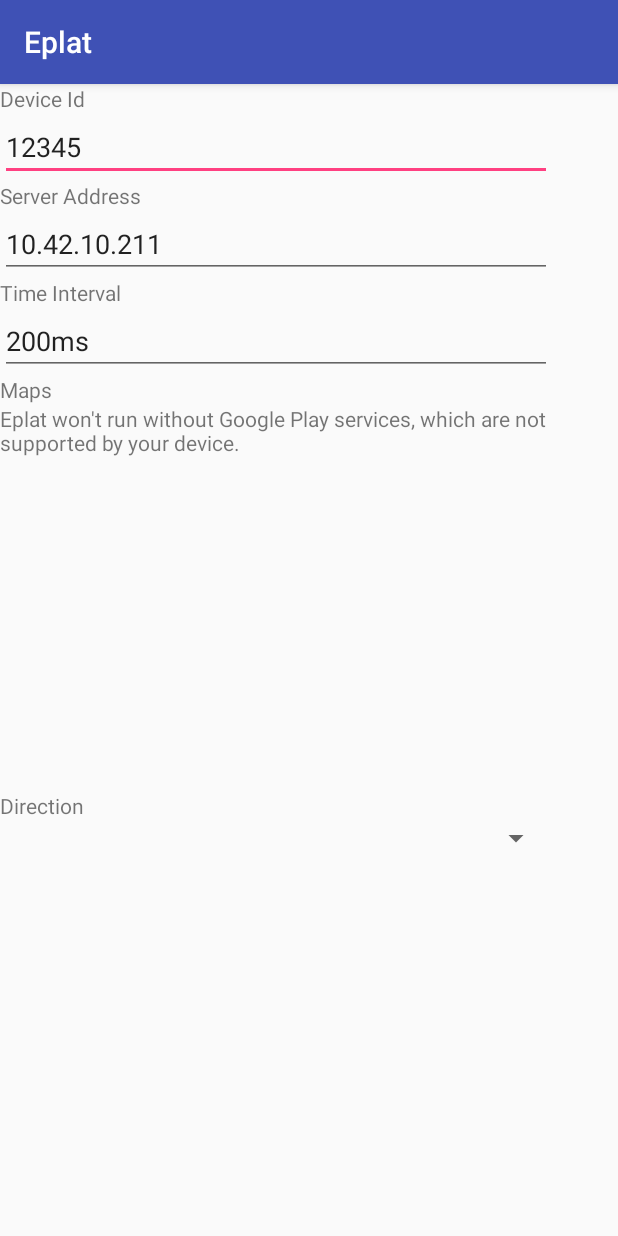
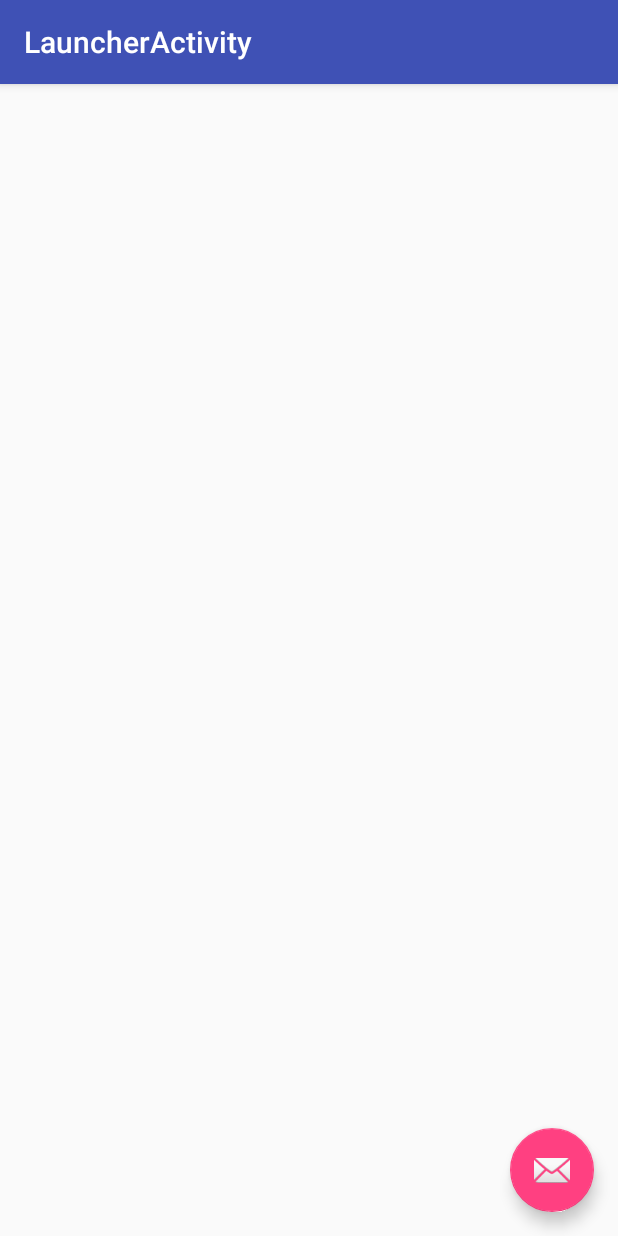
Before and after one commit to gtrdp/eplat2017, an Android app: the screen it shows after launch (MainActivity before the commit, LauncherActivity after it), on a phone screen of 412 x 824 dp. Run offline under Robolectric (Android 15) with nearby library versions, the phone set to English and light mode, and no system bars.

Commit message:
some new activities

```diff
--- a/Eplat/app/build.gradle
+++ b/Eplat/app/build.gradle
@@ -27,7 +27,8 @@
     })
     compile 'com.android.support:appcompat-v7:25.3.1'
     compile 'com.android.support.constraint:constraint-layout:1.0.2'
-    testCompile 'junit:junit:4.12'
     compile 'com.google.android.gms:play-services-maps:10.2.6'
     compile 'com.google.code.gson:gson:2.8.0'
+    compile 'com.android.support:design:25.3.1'
+    testCompile 'junit:junit:4.12'
 }
--- /dev/null
+++ b/Eplat/app/src/main/java/ugm/dteti/se/eplat/eplat/LauncherActivity.java
@@ -0,0 +1,29 @@
+package ugm.dteti.se.eplat.eplat;
+
+import android.os.Bundle;
+import android.support.design.widget.FloatingActionButton;
+import android.support.design.widget.Snackbar;
+import android.support.v7.app.AppCompatActivity;
+import android.support.v7.widget.Toolbar;
+import android.view.View;
+
+public class LauncherActivity extends AppCompatActivity {
+
+    @Override
+    protected void onCreate(Bundle savedInstanceState) {
+        super.onCreate(savedInstanceState);
+        setContentView(R.layout.activity_launcher);
+        Toolbar toolbar = (Toolbar) findViewById(R.id.toolbar);
+        setSupportActionBar(toolbar);
+
+        FloatingActionButton fab = (FloatingActionButton) findViewById(R.id.fab);
+        fab.setOnClickListener(new View.OnClickListener() {
+            @Override
+            public void onClick(View view) {
+                Snackbar.make(view, "Replace with your own action", Snackbar.LENGTH_LONG)
+                        .setAction("Action", null).show();
+            }
+        });
+    }
+
+}
--- /dev/null
+++ b/Eplat/app/src/main/res/layout/activity_launcher.xml
@@ -0,0 +1,33 @@
+<?xml version="1.0" encoding="utf-8"?>
+<android.support.design.widget.CoordinatorLayout xmlns:android="http://schemas.android.com/apk/res/android"
+    xmlns:app="http://schemas.android.com/apk/res-auto"
+    xmlns:tools="http://schemas.android.com/tools"
+    android:layout_width="match_parent"
+    android:layout_height="match_parent"
+    tools:context="ugm.dteti.se.eplat.eplat.LauncherActivity">
+
+    <android.support.design.widget.AppBarLayout
+        android:layout_width="match_parent"
+        android:layout_height="wrap_content"
+        android:theme="@style/AppTheme.AppBarOverlay">
+
+        <android.support.v7.widget.Toolbar
+            android:id="@+id/toolbar"
+            android:layout_width="match_parent"
+            android:layout_height="?attr/actionBarSize"
+            android:background="?attr/colorPrimary"
+            app:popupTheme="@style/AppTheme.PopupOverlay" />
+
+    </android.support.design.widget.AppBarLayout>
+
+    <include layout="@layout/content_launcher" />
+
+    <android.support.design.widget.FloatingActionButton
+        android:id="@+id/fab"
+        android:layout_width="wrap_content"
+        android:layout_height="wrap_content"
+        android:layout_gravity="bottom|end"
+        android:layout_margin="@dimen/fab_margin"
+        app:srcCompat="@android:drawable/ic_dialog_email" />
+
+</android.support.design.widget.CoordinatorLayout>
--- a/Eplat/app/src/main/res/layout/activity_main.xml
+++ b/Eplat/app/src/main/res/layout/activity_main.xml
@@ -49,7 +49,7 @@
                     android:layout_height="wrap_content"
                     android:ems="10"
                     android:inputType="textPersonName"
-                    android:text="10.42.10.211" />
+                    android:text="10.72.36.157" />
 
                 <TextView
                     android:id="@+id/textView4"
--- /dev/null
+++ b/Eplat/app/src/main/res/layout/content_launcher.xml
@@ -0,0 +1,11 @@
+<?xml version="1.0" encoding="utf-8"?>
+<android.support.constraint.ConstraintLayout xmlns:android="http://schemas.android.com/apk/res/android"
+    xmlns:app="http://schemas.android.com/apk/res-auto"
+    xmlns:tools="http://schemas.android.com/tools"
+    android:layout_width="match_parent"
+    android:layout_height="match_parent"
+    app:layout_behavior="@string/appbar_scrolling_view_behavior"
+    tools:context="ugm.dteti.se.eplat.eplat.LauncherActivity"
+    tools:showIn="@layout/activity_launcher">
+
+</android.support.constraint.ConstraintLayout>
--- /dev/null
+++ b/Eplat/app/src/main/res/values/dimens.xml
@@ -0,0 +1,3 @@
+<resources>
+    <dimen name="fab_margin">16dp</dimen>
+</resources>
--- a/Eplat/app/src/main/res/values/strings.xml
+++ b/Eplat/app/src/main/res/values/strings.xml
@@ -1,3 +1,6 @@
 <resources>
     <string name="app_name">Eplat</string>
+    <string name="title_activity_map">MapActivity</string>
+    <string name="title_activity_launcher">LauncherActivity</string>
+    <string name="title_activity_eplat_client">EPlatClient</string>
 </resources>
--- a/Eplat/app/src/main/res/values/styles.xml
+++ b/Eplat/app/src/main/res/values/styles.xml
@@ -8,4 +8,13 @@
         <item name="colorAccent">@color/colorAccent</item>
     </style>
 
+    <style name="AppTheme.NoActionBar">
+        <item name="windowActionBar">false</item>
+        <item name="windowNoTitle">true</item>
+    </style>
+
+    <style name="AppTheme.AppBarOverlay" parent="ThemeOverlay.AppCompat.Dark.ActionBar" />
+
+    <style name="AppTheme.PopupOverlay" parent="ThemeOverlay.AppCompat.Light" />
+
 </resources>
```
Also changed, not shown: Eplat/app/src/main/AndroidManifest.xml (+22 -10 lines), Eplat/app/src/main/java/ugm/dteti/se/eplat/eplat/EPlatClient.java (added, +29 -0 lines), Eplat/app/src/main/java/ugm/dteti/se/eplat/eplat/MapActivity.java (added, +29 -0 lines), Eplat/app/src/main/res/layout/activity_eplat_client.xml (added, +33 -0 lines), Eplat/app/src/main/res/layout/activity_map.xml (added, +33 -0 lines), Eplat/app/src/main/res/layout/content_eplat_client.xml (added, +18 -0 lines), Eplat/app/src/main/res/layout/content_map.xml (added, +11 -0 lines), 1 other file.
